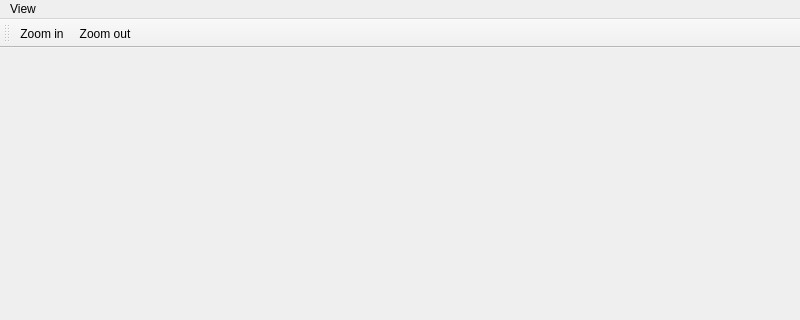
Old version of the form examples/camera-viewer/ViewerWindow.ui in the repository assisi/CATS2; both pictures show x 0 to 800 and y 0 to 320 of the 800 by 600 pixel window.
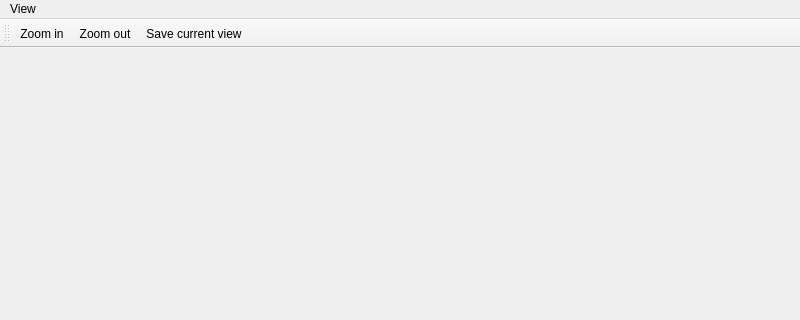
New version of the form. Icons and pictures are not drawn.

Commit message:
Now can save current viewer frame to an image file.
ViewerWindow
- Added action actionSaveCurrentView.

Resources
- Added an icon for actionSaveCurrentView.

ViewerWidget
- Added saveCurrentFrameToFile() slot method.

```diff
--- a/examples/camera-viewer/ViewerWindow.ui
+++ b/examples/camera-viewer/ViewerWindow.ui
@@ -45,6 +45,7 @@
    </attribute>
    <addaction name="actionZoomIn"/>
    <addaction name="actionZoomOut"/>
+   <addaction name="actionSaveCurrentView"/>
   </widget>
   <action name="actionZoomIn">
    <property name="icon">
@@ -70,6 +71,15 @@
     <string>Zoom out the image</string>
    </property>
   </action>
+  <action name="actionSaveCurrentView">
+   <property name="icon">
+    <iconset resource="icons.qrc">
+     <normaloff>:/resources/icons/ic_camera_enhance_black_24dp.png</normaloff>:/resources/icons/ic_camera_enhance_black_24dp.png</iconset>
+   </property>
+   <property name="text">
+    <string>Save current view</string>
+   </property>
+  </action>
  </widget>
  <resources>
   <include location="icons.qrc"/>
```
Left out of the diff: 1 changed line with no effect on the pictures. The commit also changes 5 other files.
